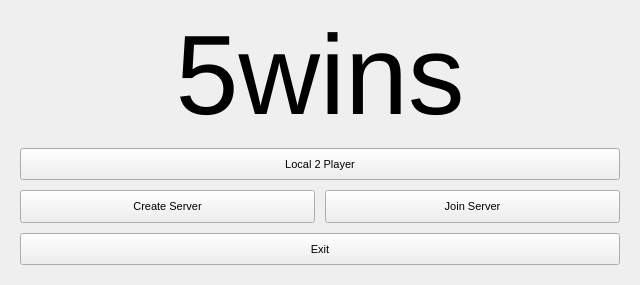
Qt form menu.ui (j-weissen/5wins_raspi) before a commit.
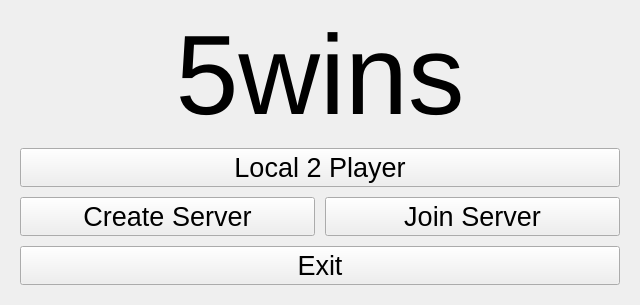
The same form after that commit.

Commit message: updated scaling for text on buttons

The edit to the form file:
```diff
--- a/menu.ui
+++ b/menu.ui
@@ -66,7 +66,7 @@
      </property>
      <property name="font">
       <font>
-       <pointsize>8</pointsize>
+       <pointsize>20</pointsize>
       </font>
      </property>
      <property name="text">
@@ -92,7 +92,7 @@
        </property>
        <property name="font">
         <font>
-         <pointsize>8</pointsize>
+         <pointsize>20</pointsize>
         </font>
        </property>
        <property name="text">
@@ -116,7 +116,7 @@
        </property>
        <property name="font">
         <font>
-         <pointsize>8</pointsize>
+         <pointsize>20</pointsize>
         </font>
        </property>
        <property name="text">
@@ -142,7 +142,7 @@
      </property>
      <property name="font">
       <font>
-       <pointsize>8</pointsize>
+       <pointsize>20</pointsize>
       </font>
      </property>
      <property name="text">
```
The commit also changes 4 other files.
